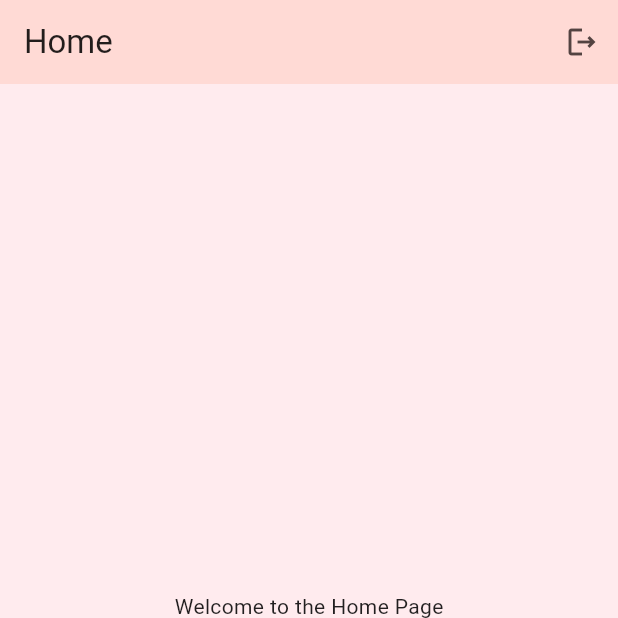
After one commit to jorgearmandotu/multi_riverpood, a Flutter app: the screen it shows after launch, on a phone screen of 412 x 824 dp, the top half of it. The commit adds this screen. Run offline on Flutter 3.47's test engine with Material 3 defaults, Android fonts, the phone set to English and light mode, and no system bars.

Commit message:
creacion de basescaffold y de paginas de menu

```diff
--- a/lib/pages/home_page.dart
+++ b/lib/pages/home_page.dart
@@ -1,4 +1,5 @@
 import 'package:flutter/material.dart';
+import 'package:multi_riverpood/widgets/base_scaffold.dart';
 import 'package:multi_riverpood/widgets/nav_bar.dart';
 
 class HomePage extends StatelessWidget {
@@ -8,70 +9,13 @@ class HomePage extends StatelessWidget {
   Widget build(BuildContext context) {
 
 
-    return Scaffold(
-      appBar: AppBar(
-          backgroundColor: Theme.of(context).colorScheme.primaryContainer,
-          title: const Text('HOME'),
-          actions: [
-            IconButton(
-              onPressed: () {
-
-              },
-              icon: const Icon(Icons.logout_outlined),
-            ),
-          ],
+    return BaseScaffold(
+      title: 'Home',
+      body: Center(
+        child: Text(
+          'Welcome to the Home Page',
         ),
-      bottomNavigationBar:
-        MediaQuery.of(context).size.width < 640
-          ? NavBar(
-              navBarItems: [
-                NavBarData(icon: Icons.home),
-                NavBarData(icon: Icons.settings),
-                NavBarData(icon: Icons.person),
-                NavBarData(icon: Icons.favorite),
-              ],
-
-            )
-          : null,
-        body: Row(
-          children: [
-            if (MediaQuery.of(context).size.width >= 640)
-              SafeArea(
-                child:  NavigationRail(
-                  extended: false,
-                  destinations: const [
-                    NavigationRailDestination(
-                      icon: Icon(Icons.home),
-                      label: Text('home'),
-                    ),
-                    NavigationRailDestination(
-                      icon: Icon(Icons.settings),
-                      label: Text('settings'),
-                    ),
-                    NavigationRailDestination(
-                      icon: Icon(Icons.person),
-                      label: Text('User'),
-                    ),
-                    NavigationRailDestination(
-                      icon: Icon(Icons.favorite),
-                      label: Text('Favorites'),
-                    ),
-                  ],
-                  selectedIndex: 0,
-                  onDestinationSelected: (int index) {
-
-                  },
-                )
-              ),
-            Expanded(
-              child: Center(
-                child: Text(
-                  'Welcome to the Home Page',
-                ),
-              ),
-            )
-          ],
-        )
-      );
+      ),
+    );
   }
 }
--- /dev/null
+++ b/lib/widgets/base_scaffold.dart
@@ -0,0 +1,75 @@
+import 'package:flutter/material.dart';
+import 'package:multi_riverpood/widgets/nav_bar.dart';
+
+class BaseScaffold extends StatelessWidget {
+  final Widget body;
+  final String title;
+  const BaseScaffold(
+    {super.key
+    , required this.body, this.title = ''});
+
+  @override
+  Widget build(BuildContext context) {
+    return Scaffold(
+      appBar: AppBar(
+          backgroundColor: Theme.of(context).colorScheme.primaryContainer,
+          title: Text(title),
+          actions: [
+            IconButton(
+              onPressed: () {
+
+              },
+              icon: const Icon(Icons.logout_outlined),
+            ),
+          ],
+        ),
+      bottomNavigationBar:
+        MediaQuery.of(context).size.width < 640
+          ? NavBar(
+              navBarItems: [
+                NavBarData(icon: Icons.home),
+                NavBarData(icon: Icons.settings),
+                NavBarData(icon: Icons.person),
+                NavBarData(icon: Icons.favorite),
+              ],
+
+            )
+          : null,
+        body: Row(
+          children: [
+            if (MediaQuery.of(context).size.width >= 640)
+              SafeArea(
+                child:  NavigationRail(
+                  extended: false,
+                  destinations: const [
+                    NavigationRailDestination(
+                      icon: Icon(Icons.home),
+                      label: Text('home'),
+                    ),
+                    NavigationRailDestination(
+                      icon: Icon(Icons.settings),
+                      label: Text('settings'),
+                    ),
+                    NavigationRailDestination(
+                      icon: Icon(Icons.person),
+                      label: Text('User'),
+                    ),
+                    NavigationRailDestination(
+                      icon: Icon(Icons.favorite),
+                      label: Text('Favorites'),
+                    ),
+                  ],
+                  selectedIndex: 0,
+                  onDestinationSelected: (int index) {
+
+                  },
+                )
+              ),
+            Expanded(
+              child: body
+            )
+          ],
+        )
+      );
+  }
+}
```
Also changed, not shown: lib/pages/favorite_page.dart (added, +16 -0 lines), lib/pages/settings_page.dart (added, +16 -0 lines), lib/pages/user_page.dart (added, +15 -0 lines).
